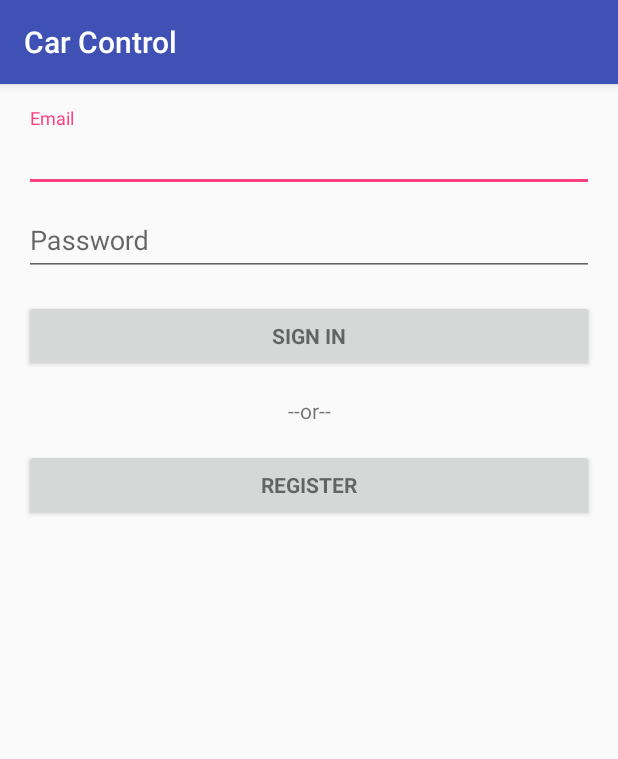
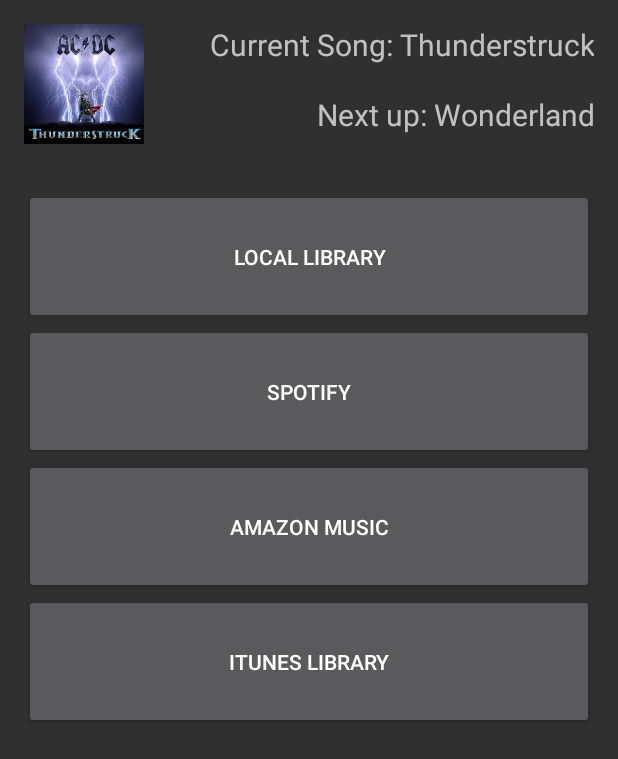
Before and after one commit to ChrisLane/car-control, an Android app: the screen it shows after launch (LoginActivity before the commit, MusicMainMenuActivity after it), on a phone screen of 412 x 824 dp. Shown: the top 759 px of the screen. Run offline under Robolectric (Android 15) with nearby library versions, the phone set to English and light mode, and no system bars.

Commit message:
Integrate the old music queue prototype into the final app prototype

```diff
--- a/app/src/main/java/org/ateam/carcontrol/MainActivity.java
+++ b/app/src/main/java/org/ateam/carcontrol/MainActivity.java
@@ -86,7 +86,7 @@
         if (id == R.id.nav_navigation) {
             startActivity(new Intent(this, MapsActivity.class));
         } else if (id == R.id.nav_media) {
-
+            startActivity(new Intent(this, MusicMainMenuActivity.class));
         } else if (id == R.id.nav_ready_car) {
 
         } else if (id == R.id.nav_settings) {
--- /dev/null
+++ b/app/src/main/java/org/ateam/carcontrol/MusicMainMenuActivity.java
@@ -0,0 +1,33 @@
+package org.ateam.carcontrol;
+
+import android.content.Context;
+import android.content.Intent;
+import android.support.v7.app.AppCompatActivity;
+import android.os.Bundle;
+import android.view.View;
+import android.widget.Toast;
+
+import org.ateam.carcontrol.R;
+
+public class MusicMainMenuActivity extends AppCompatActivity {
+
+    @Override
+    protected void onCreate(Bundle savedInstanceState) {
+        super.onCreate(savedInstanceState);
+        setContentView(R.layout.activity_music_main_menu);
+    }
+
+    public void invalidOption(View view) {
+        Context context = getApplicationContext();
+        CharSequence text = "Option currently unavailable.";
+        int duration = Toast.LENGTH_SHORT;
+
+        Toast toast = Toast.makeText(context, text, duration);
+        toast.show();
+    }
+
+    public void moveActivity(View view) {
+        Intent intent = new Intent(this, MusicMainActivity.class);
+        startActivity(intent);
+    }
+}
--- /dev/null
+++ b/app/src/main/res/layout/activity_music_main_menu.xml
@@ -0,0 +1,73 @@
+<?xml version="1.0" encoding="utf-8"?>
+<RelativeLayout xmlns:android="http://schemas.android.com/apk/res/android"
+    xmlns:tools="http://schemas.android.com/tools"
+    android:id="@+id/activity_music_main_menu"
+    android:layout_width="match_parent"
+    android:layout_height="match_parent"
+    android:paddingBottom="@dimen/activity_vertical_margin"
+    android:paddingLeft="@dimen/activity_horizontal_margin"
+    android:paddingRight="@dimen/activity_horizontal_margin"
+    android:paddingTop="@dimen/activity_vertical_margin"
+    tools:context="org.ateam.carcontrol.MusicMainMenuActivity">
+
+    <LinearLayout
+        android:orientation="vertical"
+        android:layout_width="match_parent"
+        android:layout_height="match_parent"
+        android:layout_alignParentTop="true"
+        android:layout_centerHorizontal="true">
+
+        <LinearLayout
+            android:layout_width="match_parent"
+            android:layout_height="wrap_content">
+            <ImageView
+                android:layout_width="80dp"
+                android:layout_height="80dp"
+                android:src="@drawable/thunderstruck" />
+            <TextView
+                android:layout_width="match_parent"
+                android:layout_height="wrap_content"
+                android:gravity="right"
+                android:textSize="20dp"
+                android:text="Current Song: Thunderstruck\n\nNext up: Wonderland"/>
+        </LinearLayout>
+
+        <Space
+            android:layout_width="match_parent"
+            android:layout_height="30dp" />
+
+        <LinearLayout
+            android:orientation="vertical"
+            android:layout_width="match_parent"
+            android:layout_height="match_parent">
+
+            <Button
+                android:text="Local Library"
+                android:layout_width="match_parent"
+                android:layout_height="90dp"
+                android:id="@+id/menuLocal"
+                android:onClick="moveActivity"/>
+
+            <Button
+                android:text="Spotify"
+                android:layout_width="match_parent"
+                android:layout_height="90dp"
+                android:id="@+id/menuSpotify"
+                android:onClick="invalidOption"/>
+
+            <Button
+                android:text="Amazon Music"
+                android:layout_width="match_parent"
+                android:layout_height="90dp"
+                android:id="@+id/menuAmazon"
+                android:onClick="invalidOption"/>
+
+            <Button
+                android:text="iTunes library"
+                android:layout_width="match_parent"
+                android:layout_height="90dp"
+                android:id="@+id/menuItunes"
+                android:onClick="invalidOption" />
+        </LinearLayout>
+    </LinearLayout>
+</RelativeLayout>
--- a/app/src/main/res/layout/content_main.xml
+++ b/app/src/main/res/layout/content_main.xml
@@ -73,7 +73,7 @@
         android:layout_row="2"
         android:scaleType="fitCenter"
         app:srcCompat="@drawable/remote_icon"
-        android:background="@android:color/transparent"/>
+        android:background="@android:color/transparent" />
 
     <TextView
         android:id="@+id/navigationLabel"
--- a/build.gradle
+++ b/build.gradle
@@ -5,7 +5,7 @@
         jcenter()
     }
     dependencies {
-        classpath 'com.android.tools.build:gradle:2.2.0'
+        classpath 'com.android.tools.build:gradle:2.2.3'
 
         // NOTE: Do not place your application dependencies here; they belong
         // in the individual module build.gradle files
```
Also changed, not shown: app/src/main/AndroidManifest.xml (+16 -3 lines), app/src/main/java/org/ateam/carcontrol/MusicMainActivity.java (added, +25 -0 lines), app/src/main/res/layout/activity_music_main.xml (added, +396 -0 lines), app/src/main/res/values/strings.xml (+17 -0 lines), app/src/main/res/drawable/thunderstruck.jpg (added).
